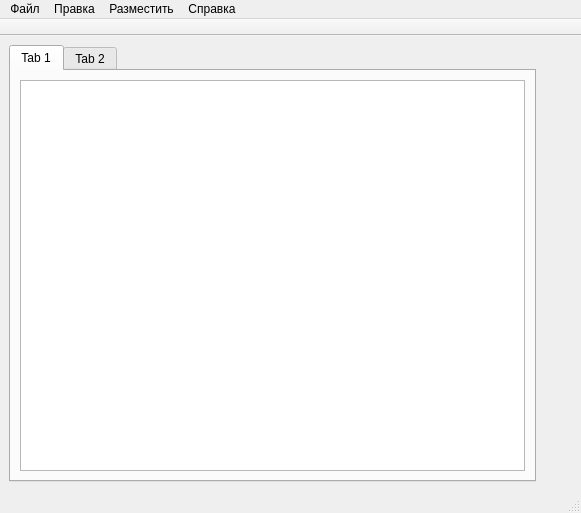
xilAlix/PLDconstructor, file assets/gui/caseRedactor.ui: the form before one commit.
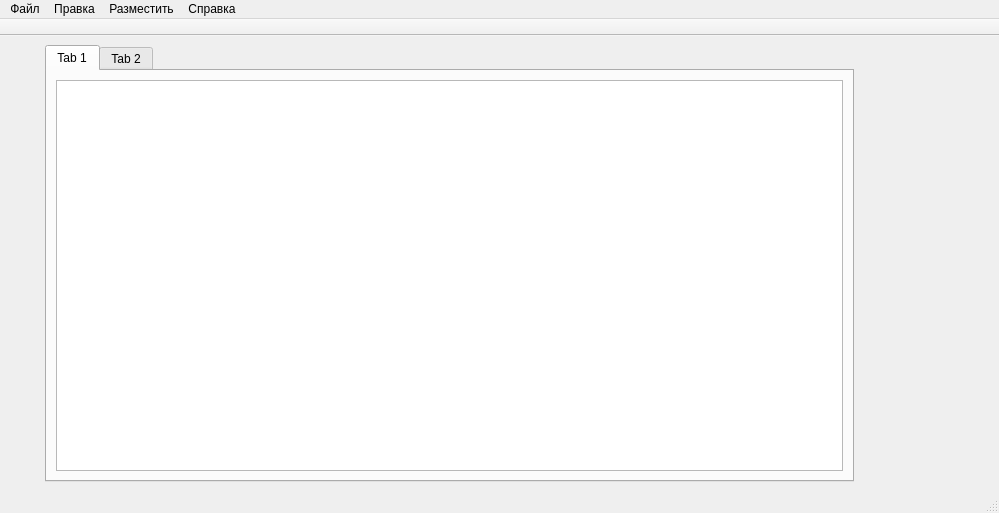
The form after the commit.

Patch:
```diff
--- a/assets/gui/caseRedactor.ui
+++ b/assets/gui/caseRedactor.ui
@@ -6,7 +6,7 @@
    <rect>
     <x>0</x>
     <y>0</y>
-    <width>581</width>
+    <width>999</width>
     <height>513</height>
    </rect>
   </property>
@@ -57,21 +57,21 @@
     <rect>
      <x>0</x>
      <y>0</y>
-     <width>581</width>
-     <height>21</height>
+     <width>999</width>
+     <height>26</height>
     </rect>
    </property>
-   <widget class="QMenu" name="menu">
+   <widget class="QMenu" name="file">
     <property name="title">
      <string>Файл</string>
     </property>
    </widget>
-   <widget class="QMenu" name="menu_2">
+   <widget class="QMenu" name="redact">
     <property name="title">
      <string>Правка</string>
     </property>
    </widget>
-   <widget class="QMenu" name="menu_3">
+   <widget class="QMenu" name="place">
     <property name="title">
      <string>Разместить</string>
     </property>
@@ -81,9 +81,9 @@
      <string>Справка</string>
     </property>
    </widget>
-   <addaction name="menu"/>
-   <addaction name="menu_2"/>
-   <addaction name="menu_3"/>
+   <addaction name="file"/>
+   <addaction name="redact"/>
+   <addaction name="place"/>
    <addaction name="menu_4"/>
   </widget>
   <widget class="QToolBar" name="toolBar">
@@ -112,13 +112,13 @@
   <widget class="QDockWidget" name="dockWidget">
    <property name="minimumSize">
     <size>
-     <width>30</width>
+     <width>130</width>
      <height>120</height>
     </size>
    </property>
    <property name="maximumSize">
     <size>
-     <width>30</width>
+     <width>130</width>
      <height>524287</height>
     </size>
    </property>
@@ -134,6 +134,27 @@
    <widget class="QWidget" name="dockWidgetContents"/>
   </widget>
   <widget class="QStatusBar" name="statusBar"/>
+  <widget class="QDockWidget" name="dockSubjects">
+   <property name="minimumSize">
+    <size>
+     <width>30</width>
+     <height>120</height>
+    </size>
+   </property>
+   <property name="maximumSize">
+    <size>
+     <width>30</width>
+     <height>524287</height>
+    </size>
+   </property>
+   <property name="features">
+    <set>QDockWidget::NoDockWidgetFeatures</set>
+   </property>
+   <attribute name="dockWidgetArea">
+    <number>1</number>
+   </attribute>
+   <widget class="QWidget" name="dockWidgetContents_2"/>
+  </widget>
  </widget>
  <resources/>
  <connections/>
```
Left out of the diff: 4 changed lines with no effect on the pictures.
